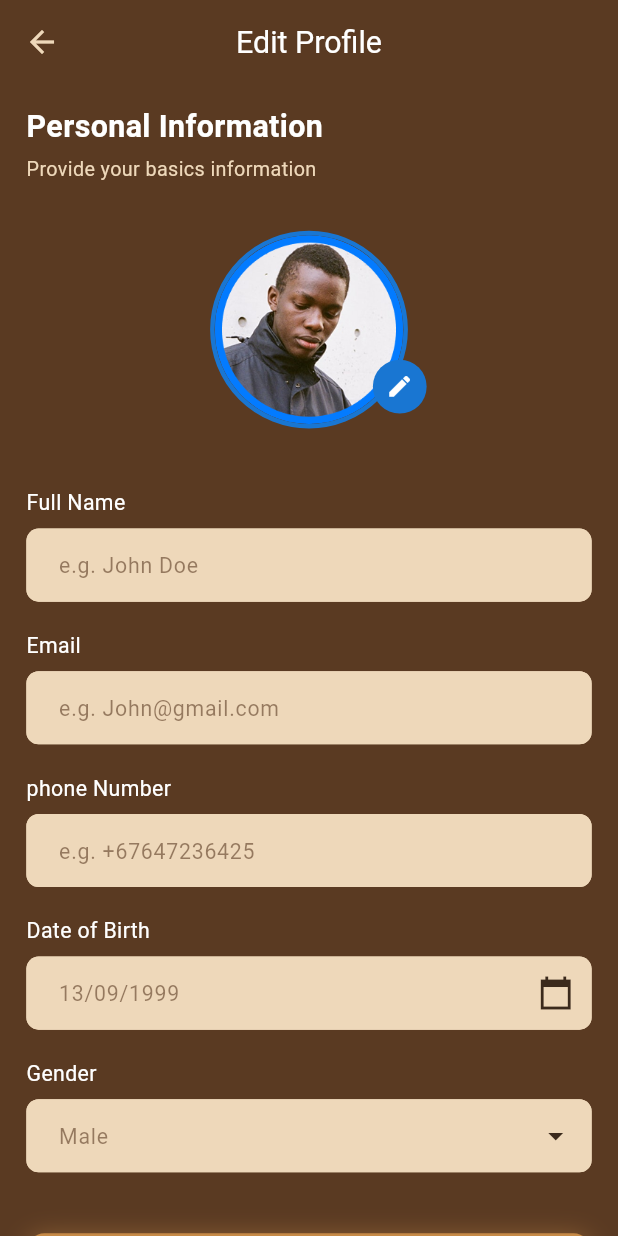
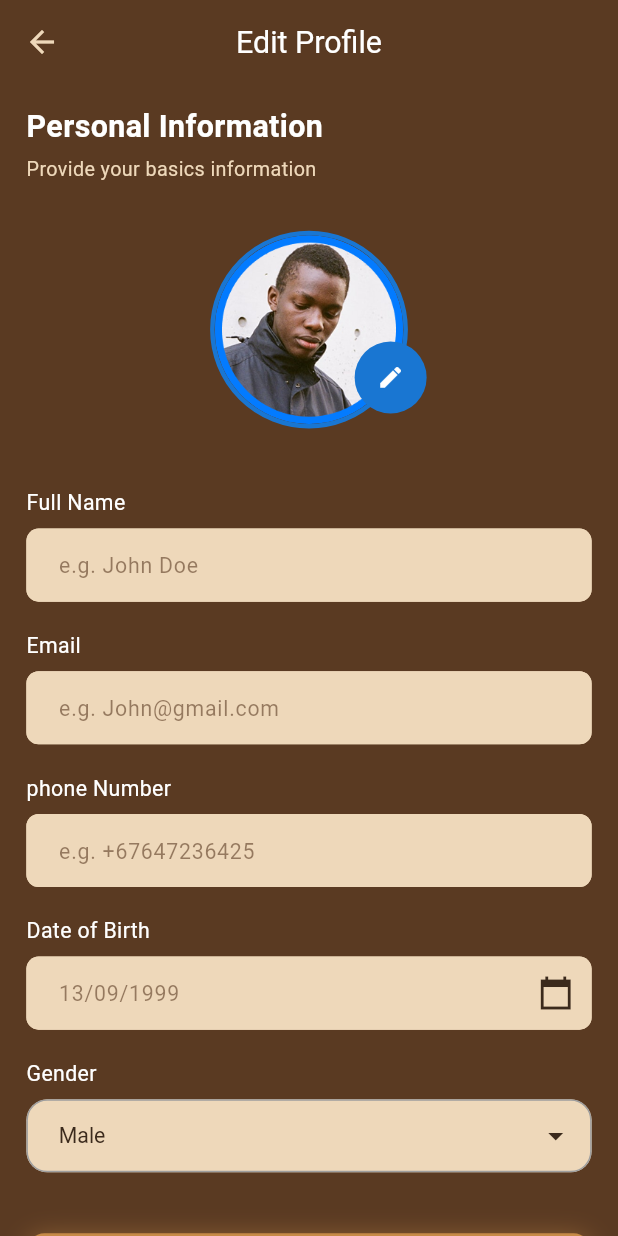
Before and after one commit to Hasanuzzamanabir/Zenzi, a Flutter app: the EditProfile screen opened by its route, on a phone screen of 412 x 824 dp. Run offline on Flutter 3.47's test engine with Material 3 defaults, Android fonts, the phone set to English and light mode, and no system bars; our stand-ins replace audioplayers, fl_chart, flutter_screenutil, flutter_svg, get, get_storage and 3 more; accounts and stored records are empty; Roboto replaces fonts that are missing (Acme, Poppins).

Commit message:
Edit profile data of birth gender image picker add

```diff
--- a/lib/core/widgets/app_textfield.dart
+++ b/lib/core/widgets/app_textfield.dart
@@ -11,6 +11,8 @@ class AppTextField extends StatelessWidget {
   final Widget? suffixIcon;
   final TextInputType keyboardType;
   final dynamic prefixIcon;
+  final bool readOnly;
+  final VoidCallback? onTap;
 
   const AppTextField({
     super.key,
@@ -20,6 +22,8 @@ class AppTextField extends StatelessWidget {
     this.suffixIcon,
     this.keyboardType = TextInputType.text,
     this.prefixIcon,
+    this.readOnly = false,
+    this.onTap,
   });
 
   @override
@@ -31,6 +35,8 @@ class AppTextField extends StatelessWidget {
         controller: controller,
         obscureText: isPassword,
         keyboardType: keyboardType,
+        readOnly: readOnly,
+        onTap: onTap,
         style: TextStyle(color: AppColors.darktext, fontSize: 14.sp),
         decoration: InputDecoration(
           hintText: hintText,
--- a/lib/modules/setting/view/edit_profile.dart
+++ b/lib/modules/setting/view/edit_profile.dart
@@ -1,6 +1,10 @@
+import 'dart:io';
+
 import 'package:flutter/material.dart';
 import 'package:flutter_screenutil/flutter_screenutil.dart';
 import 'package:get/get.dart';
+import 'package:image_picker/image_picker.dart';
+import 'package:intl/intl.dart';
 import 'package:zenzi/core/theme/app_colors.dart';
 import 'package:zenzi/core/theme/app_text_style.dart';
 import 'package:zenzi/core/values/app_assets.dart';
@@ -8,15 +12,57 @@ import 'package:zenzi/core/widgets/app_button.dart';
 import 'package:zenzi/core/widgets/app_textfield.dart';
 import 'package:zenzi/core/widgets/themed_scaffold.dart';
 
-class EditProfile extends StatelessWidget {
+class EditProfile extends StatefulWidget {
   const EditProfile({super.key});
 
   @override
-  Widget build(BuildContext context) {
+  State<EditProfile> createState() => _EditProfileState();
+}
+
+class _EditProfileState extends State<EditProfile> {
   final fullNameController = TextEditingController();
   final emailController = TextEditingController();
   final phoneController = TextEditingController();
+  final dateController = TextEditingController();
+  final List<String> genderOptions = ['Male', 'Female', 'Other'];
+  String selectedGender = 'Male';
 
+  @override
+  void dispose() {
+    super.dispose();
+    fullNameController.dispose();
+    emailController.dispose();
+    phoneController.dispose();
+    dateController.dispose();
+  }
+
+  Future<void> _selectValidityDate(BuildContext context) async {
+    final DateTime? picked = await showDatePicker(
+      context: context,
+      initialDate: DateTime.now(),
+      firstDate: DateTime(1990),
+      lastDate: DateTime(2100),
+    );
+    if (picked == null) return;
+
+    setState(() {
+      dateController.text = DateFormat('MM/dd/yyyy').format(picked);
+    });
+  }
+
+  XFile? pickedImage;
+  final ImagePicker _picker = ImagePicker();
+  Future<void> _pickImage() async {
+    final XFile? image = await _picker.pickImage(source: ImageSource.gallery);
+    if (image != null) {
+      setState(() {
+        pickedImage = image;
+      });
+    }
+  }
+
+  @override
+  Widget build(BuildContext context) {
     return ThemedScaffold(
       appBar: AppBar(
         backgroundColor: Colors.transparent,
@@ -81,7 +127,12 @@ class EditProfile extends StatelessWidget {
                           ),
                         ),
                         child: ClipOval(
-                          child: Image.asset(
+                          child: pickedImage != null
+                              ? Image.file(
+                                  File(pickedImage!.path),
+                                  fit: BoxFit.cover,
+                                )
+                              : Image.asset(
                                   AppAssets.editprofile,
                                   fit: BoxFit.cover,
                                 ),
@@ -92,15 +143,17 @@ class EditProfile extends StatelessWidget {
                       bottom: 10,
                       right: 110,
                       child: Container(
-                        padding: EdgeInsets.all(8.w),
                         decoration: BoxDecoration(
                           color: Color(0xFF1976D2),
                           shape: BoxShape.circle,
                         ),
-                        child: Icon(
+                        child: IconButton(
+                          icon: Icon(
                             Icons.edit,
                             color: Colors.white,
                             size: 18.sp,
+                          ),
+                          onPressed: _pickImage,
                         ),
                       ),
                     ),
@@ -191,7 +244,9 @@ class EditProfile extends StatelessWidget {
                 // Date of Birth Field
                 AppTextField(
                   hintText: '13/09/1999',
-
+                  controller: dateController,
+                  readOnly: true,
+                  onTap: () => _selectValidityDate(context),
                   suffixIcon: Icon(
                     Icons.calendar_today_sharp,
                     color: AppColors.darktext,
@@ -212,13 +267,52 @@ class EditProfile extends StatelessWidget {
 
                 SizedBox(height: 8.h),
 
-                // Full Name Field
-                AppTextField(
-                  hintText: 'Male',
+                SizedBox(
+                  width: 370.w,
+                  height: 48.h,
+                  child: DropdownButtonFormField<String>(
+                    value: selectedGender,
+                    isExpanded: true,
+                    dropdownColor: AppColors.whitelite,
 
-                  suffixIcon: Icon(
+                    icon: Icon(
                       Icons.arrow_drop_down,
                       color: AppColors.darktext,
+                    ),
+                    style: TextStyle(
+                      color: AppColors.darktext,
+                      fontSize: 14.sp,
+                    ),
+                    decoration: InputDecoration(
+                      filled: true,
+                      fillColor: AppColors.secondarycolor,
+                      contentPadding: EdgeInsets.symmetric(
+                        horizontal: 16.w,
+                        vertical: 14.h,
+                      ),
+
+                      focusedBorder: OutlineInputBorder(
+                        borderRadius: BorderRadius.circular(8.r),
+                        borderSide: BorderSide(
+                          color: AppColors.secondarycolor,
+                          width: 1.2,
+                        ),
+                      ),
+                    ),
+                    items: genderOptions
+                        .map(
+                          (gender) => DropdownMenuItem<String>(
+                            value: gender,
+                            child: Text(gender),
+                          ),
+                        )
+                        .toList(),
+                    onChanged: (value) {
+                      if (value == null) return;
+                      setState(() {
+                        selectedGender = value;
+                      });
+                    },
                   ),
                 ),
 
```
Also changed, not shown: 1 other file. Lines whose indentation alone changed are shown as unchanged.
